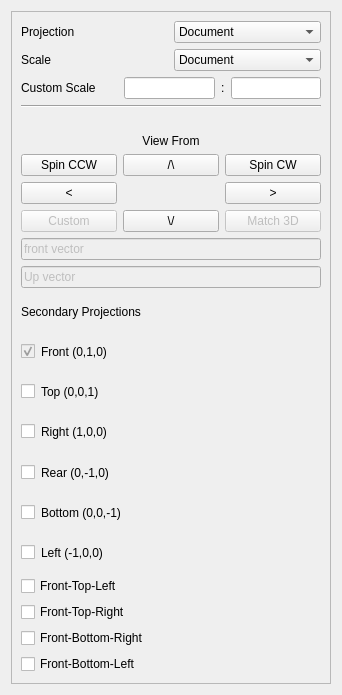
This is src/Mod/Drawing/Gui/TaskOrthographicViews.ui in ianrrees/FreeCAD_tinkering as Qt 5 draws it before an edit. The edited form follows.
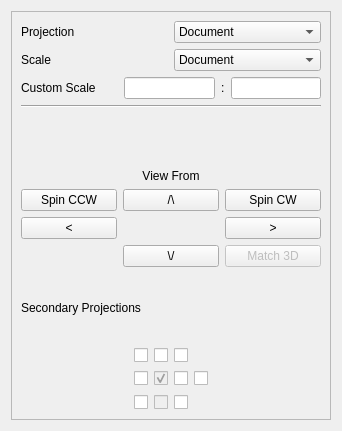
This is the edited form.

Commit message:
Changed view buttons to be more like old Drawing
Still some bugs, but I want to push this tonight along with changes to
undo my screwed up merge of the wrong Template branch...

Diff of the .ui file:
```diff
--- a/src/Mod/Drawing/Gui/TaskOrthographicViews.ui
+++ b/src/Mod/Drawing/Gui/TaskOrthographicViews.ui
@@ -7,7 +7,7 @@
     <x>0</x>
     <y>0</y>
     <width>342</width>
-    <height>695</height>
+    <height>431</height>
    </rect>
   </property>
   <property name="sizePolicy">
@@ -197,16 +197,6 @@
             </property>
            </widget>
           </item>
-          <item row="4" column="0">
-           <widget class="QPushButton" name="pushButton_7">
-            <property name="enabled">
-             <bool>false</bool>
-            </property>
-            <property name="text">
-             <string>Custom</string>
-            </property>
-           </widget>
-          </item>
           <item row="2" column="1">
            <widget class="QPushButton" name="butTopRotate">
             <property name="text">
@@ -240,26 +230,6 @@
           </item>
          </layout>
         </item>
-        <item>
-         <widget class="QLineEdit" name="lineEdit">
-          <property name="enabled">
-           <bool>false</bool>
-          </property>
-          <property name="text">
-           <string>front vector</string>
-          </property>
-         </widget>
-        </item>
-        <item>
-         <widget class="QLineEdit" name="lineEdit_2">
-          <property name="enabled">
-           <bool>false</bool>
-          </property>
-          <property name="text">
-           <string>Up vector</string>
-          </property>
-         </widget>
-        </item>
         <item>
          <layout class="QHBoxLayout" name="horizontalLayout_8">
           <item>
@@ -272,26 +242,34 @@
          </layout>
         </item>
         <item>
-         <layout class="QHBoxLayout" name="horizontalLayout_9">
-          <item>
-           <widget class="QCheckBox" name="chkOrthoFront">
+         <layout class="QGridLayout" name="gridLayout_2">
+          <item row="5" column="2">
+           <widget class="QCheckBox" name="chkView8">
             <property name="enabled">
              <bool>false</bool>
             </property>
-            <property name="sizePolicy">
-             <sizepolicy hsizetype="Fixed" vsizetype="Fixed">
-              <horstretch>0</horstretch>
-              <verstretch>0</verstretch>
-             </sizepolicy>
+            <property name="text">
+             <string/>
             </property>
-            <property name="contextMenuPolicy">
-             <enum>Qt::NoContextMenu</enum>
+           </widget>
+          </item>
+          <item row="3" column="0">
+           <spacer name="horizontalSpacer">
+            <property name="orientation">
+             <enum>Qt::Horizontal</enum>
             </property>
-            <property name="toolTip">
-             <string>Primary view</string>
+            <property name="sizeHint" stdset="0">
+             <size>
+              <width>40</width>
+              <height>20</height>
+             </size>
             </property>
-            <property name="layoutDirection">
-             <enum>Qt::RightToLeft</enum>
+           </spacer>
+          </item>
+          <item row="3" column="2">
+           <widget class="QCheckBox" name="chkView4">
+            <property name="enabled">
+             <bool>false</bool>
             </property>
             <property name="text">
              <string/>
@@ -301,234 +279,72 @@
             </property>
            </widget>
           </item>
-          <item>
-           <widget class="QLabel" name="label_3">
+          <item row="3" column="3">
+           <widget class="QCheckBox" name="chkView5">
             <property name="text">
-             <string>Front (0,1,0)</string>
+             <string/>
             </property>
            </widget>
           </item>
-         </layout>
-        </item>
-        <item>
-         <layout class="QHBoxLayout" name="horizontalLayout">
-          <item>
-           <widget class="QCheckBox" name="chkOrthoTop">
-            <property name="enabled">
-             <bool>true</bool>
+          <item row="3" column="5">
+           <spacer name="horizontalSpacer_2">
+            <property name="orientation">
+             <enum>Qt::Horizontal</enum>
             </property>
-            <property name="sizePolicy">
-             <sizepolicy hsizetype="Fixed" vsizetype="Fixed">
-              <horstretch>0</horstretch>
-              <verstretch>0</verstretch>
-             </sizepolicy>
+            <property name="sizeHint" stdset="0">
+             <size>
+              <width>40</width>
+              <height>20</height>
+             </size>
             </property>
-            <property name="contextMenuPolicy">
-             <enum>Qt::NoContextMenu</enum>
-            </property>
-            <property name="toolTip">
-             <string>Right click for axonometric settings</string>
-            </property>
-            <property name="layoutDirection">
-             <enum>Qt::RightToLeft</enum>
-            </property>
+           </spacer>
+          </item>
+          <item row="3" column="1">
+           <widget class="QCheckBox" name="chkView3">
             <property name="text">
              <string/>
             </property>
            </widget>
           </item>
-          <item>
-           <widget class="QLabel" name="label_8">
+          <item row="5" column="1">
+           <widget class="QCheckBox" name="chkView7">
             <property name="text">
-             <string>Top (0,0,1)</string>
+             <string/>
             </property>
            </widget>
           </item>
-         </layout>
-        </item>
-        <item>
-         <layout class="QHBoxLayout" name="horizontalLayout_2">
-          <item>
-           <widget class="QCheckBox" name="chkOrthoRight">
-            <property name="enabled">
-             <bool>true</bool>
-            </property>
-            <property name="sizePolicy">
-             <sizepolicy hsizetype="Fixed" vsizetype="Fixed">
-              <horstretch>0</horstretch>
-              <verstretch>0</verstretch>
-             </sizepolicy>
-            </property>
-            <property name="contextMenuPolicy">
-             <enum>Qt::NoContextMenu</enum>
-            </property>
-            <property name="toolTip">
-             <string>Right click for axonometric settings</string>
-            </property>
-            <property name="layoutDirection">
-             <enum>Qt::RightToLeft</enum>
-            </property>
+          <item row="2" column="2">
+           <widget class="QCheckBox" name="chkView1">
             <property name="text">
              <string/>
             </property>
            </widget>
           </item>
-          <item>
-           <widget class="QLabel" name="label_9">
+          <item row="5" column="3">
+           <widget class="QCheckBox" name="chkView9">
             <property name="text">
-             <string>Right (1,0,0)</string>
-            </property>
-           </widget>
-          </item>
-         </layout>
-        </item>
-        <item>
-         <layout class="QHBoxLayout" name="horizontalLayout_10">
-          <item>
-           <widget class="QCheckBox" name="chkOrthoRear">
-            <property name="enabled">
-             <bool>true</bool>
-            </property>
-            <property name="sizePolicy">
-             <sizepolicy hsizetype="Fixed" vsizetype="Fixed">
-              <horstretch>0</horstretch>
-              <verstretch>0</verstretch>
-             </sizepolicy>
-            </property>
-            <property name="contextMenuPolicy">
-             <enum>Qt::NoContextMenu</enum>
-            </property>
-            <property name="toolTip">
-             <string>Right click for axonometric settings</string>
-            </property>
-            <property name="layoutDirection">
-             <enum>Qt::RightToLeft</enum>
-            </property>
-            <property name="text">
              <string/>
             </property>
            </widget>
           </item>
-          <item>
-           <widget class="QLabel" name="label_10">
+          <item row="2" column="3">
+           <widget class="QCheckBox" name="chkView2">
             <property name="text">
-             <string>Rear (0,-1,0)</string>
-            </property>
-           </widget>
-          </item>
-         </layout>
-        </item>
-        <item>
-         <layout class="QHBoxLayout" name="horizontalLayout_11">
-          <item>
-           <widget class="QCheckBox" name="chkOrthoBottom">
-            <property name="enabled">
-             <bool>true</bool>
-            </property>
-            <property name="sizePolicy">
-             <sizepolicy hsizetype="Fixed" vsizetype="Fixed">
-              <horstretch>0</horstretch>
-              <verstretch>0</verstretch>
-             </sizepolicy>
-            </property>
-            <property name="contextMenuPolicy">
-             <enum>Qt::NoContextMenu</enum>
-            </property>
-            <property name="toolTip">
-             <string>Right click for axonometric settings</string>
-            </property>
-            <property name="layoutDirection">
-             <enum>Qt::RightToLeft</enum>
-            </property>
-            <property name="text">
              <string/>
             </property>
            </widget>
           </item>
-          <item>
-           <widget class="QLabel" name="label_11">
+          <item row="3" column="4">
+           <widget class="QCheckBox" name="chkView6">
             <property name="text">
-             <string>Bottom (0,0,-1)</string>
-            </property>
-           </widget>
-          </item>
-         </layout>
-        </item>
-        <item>
-         <layout class="QHBoxLayout" name="horizontalLayout_12">
-          <item>
-           <widget class="QCheckBox" name="chkOrthoLeft">
-            <property name="enabled">
-             <bool>true</bool>
-            </property>
-            <property name="sizePolicy">
-             <sizepolicy hsizetype="Fixed" vsizetype="Fixed">
-              <horstretch>0</horstretch>
-              <verstretch>0</verstretch>
-             </sizepolicy>
-            </property>
-            <property name="contextMenuPolicy">
-             <enum>Qt::NoContextMenu</enum>
-            </property>
-            <property name="toolTip">
-             <string>Right click for axonometric settings</string>
-            </property>
-            <property name="layoutDirection">
-             <enum>Qt::RightToLeft</enum>
-            </property>
-            <property name="text">
              <string/>
             </property>
            </widget>
           </item>
-          <item>
-           <widget class="QLabel" name="label_12">
+          <item row="2" column="1">
+           <widget class="QCheckBox" name="chkView0">
             <property name="text">
-             <string>Left (-1,0,0)</string>
-            </property>
-           </widget>
-          </item>
-         </layout>
-        </item>
-        <item>
-         <layout class="QHBoxLayout" name="horizontalLayout_13">
-          <item>
-           <widget class="QCheckBox" name="chkIsoFrontTopLeft">
-            <property name="text">
-             <string>Front-Top-Left</string>
-            </property>
-           </widget>
-          </item>
-         </layout>
-        </item>
-        <item>
-         <layout class="QHBoxLayout" name="horizontalLayout_15">
-          <item>
-           <widget class="QCheckBox" name="chkIsoFrontTopRight">
-            <property name="text">
-             <string>Front-Top-Right</string>
-            </property>
-           </widget>
-          </item>
-         </layout>
-        </item>
-        <item>
-         <layout class="QHBoxLayout" name="horizontalLayout_14">
-          <item>
-           <widget class="QCheckBox" name="chkIsoFrontBottomRight">
-            <property name="text">
-             <string>Front-Bottom-Right</string>
-            </property>
-           </widget>
-          </item>
-         </layout>
-        </item>
-        <item>
-         <layout class="QHBoxLayout" name="horizontalLayout_7">
-          <item>
-           <widget class="QCheckBox" name="chkIsoFrontBottomLeft">
-            <property name="text">
-             <string>Front-Bottom-Left</string>
+             <string/>
             </property>
            </widget>
           </item>
```
The commit also changes 5 other files.
